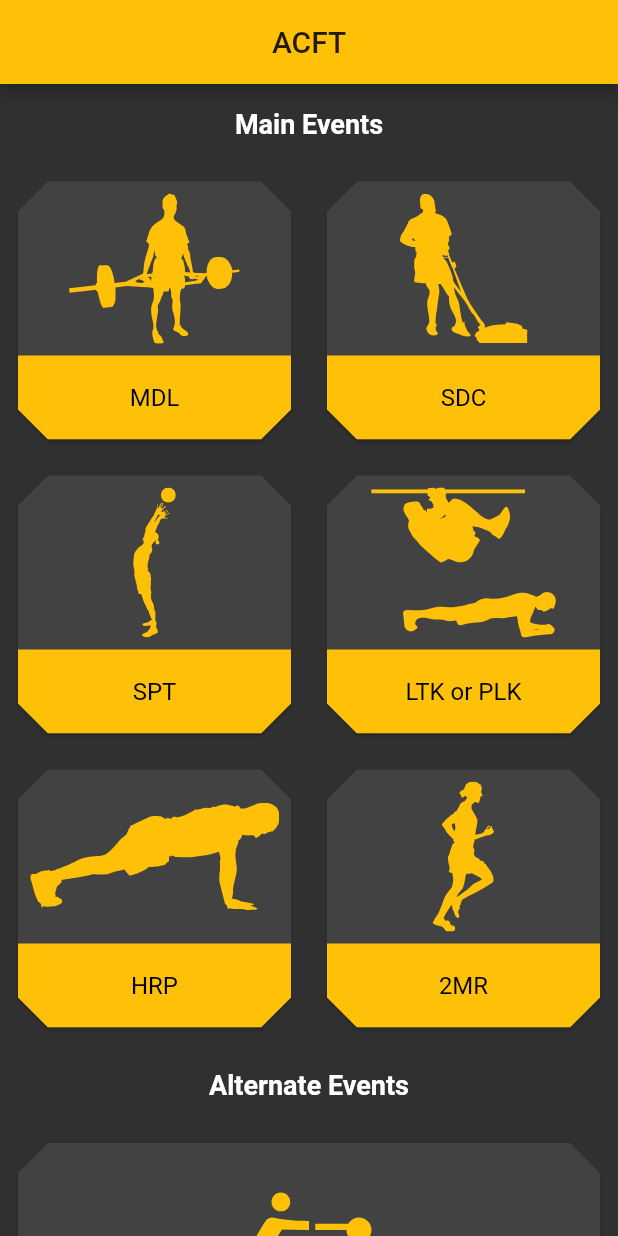
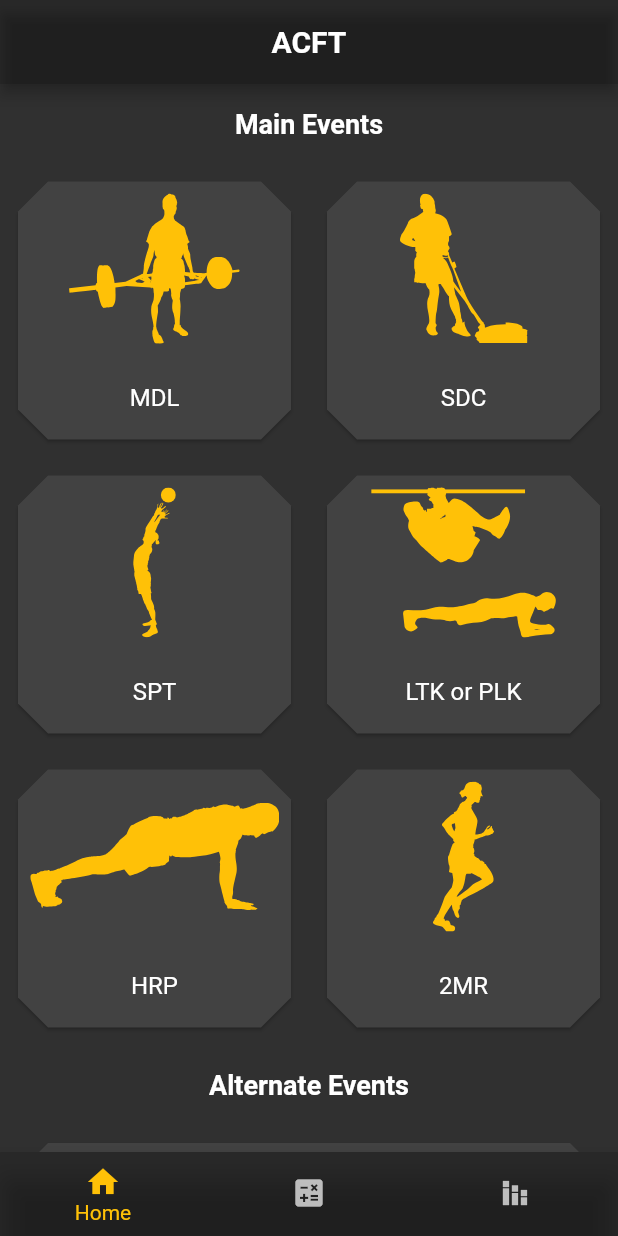
Before and after one commit to flores912/acft_flutter, a Flutter app: the screen it shows after launch, on a phone screen of 412 x 824 dp. Run offline on Flutter 3.47's test engine with Material 2 defaults, Android fonts, the phone set to English and light mode, and no system bars; our stand-ins replace flutter_svg, youtube_player_flutter.

Commit message:
-changed some colors -added bottomnavbar

```diff
--- a/lib/acft_events.dart
+++ b/lib/acft_events.dart
@@ -18,7 +18,8 @@ class _AcftEventsPageState extends State<AcftEventsPage> {
   Widget build(BuildContext context) {
     return Scaffold(
       appBar: AppBar(
-        title: Text('ACFT'),
+        backgroundColor: Colors.black12,
+        title: Text('ACFT',style: TextStyle(color: Colors.white,fontWeight: FontWeight.bold),),
         centerTitle: true,
       ),
       body: SingleChildScrollView(
--- /dev/null
+++ b/lib/home.dart
@@ -0,0 +1,48 @@
+import 'package:acft_flutter/CalculatorPage.dart';
+import 'package:acft_flutter/StatisticsPage.dart';
+import 'package:acft_flutter/acft_events.dart';
+import 'package:flutter/material.dart';
+
+class Home extends StatefulWidget {
+  const Home({Key? key}) : super(key: key);
+
+  @override
+  _HomeState createState() => _HomeState();
+}
+
+class _HomeState extends State<Home> {
+
+
+  static const List<Widget> _pages = <Widget>[AcftEventsPage(),CalculatorPage(),StatisticsPage()];
+
+  int _selectedIndex = 0; //New
+  void _onItemTapped(int index) {
+    setState(() {
+      _selectedIndex = index;
+    });
+  }
+  @override
+  Widget build(BuildContext context) {
+    return Scaffold(
+      bottomNavigationBar: BottomNavigationBar(
+        currentIndex: _selectedIndex, //New
+        onTap: _onItemTapped,
+        items:const [
+          BottomNavigationBarItem(
+            icon: Icon(Icons.home),
+            label: 'Home',
+          ),
+          BottomNavigationBarItem(
+            icon: Icon(Icons.calculate),
+            label: 'Calculator',
+          ),
+          BottomNavigationBarItem(
+            icon: Icon(Icons.stacked_bar_chart),
+            label: 'Statistics',
+          ),
+        ],
+      ),
+      body: _pages.elementAt(_selectedIndex),
+    );
+  }
+}
--- a/lib/main.dart
+++ b/lib/main.dart
@@ -1,4 +1,5 @@
 import 'package:acft_flutter/acft_events.dart';
+import 'package:acft_flutter/home.dart';
 import 'package:flutter/material.dart';
 
 void main() {
@@ -15,7 +16,11 @@ class MyApp extends StatelessWidget {
       darkTheme: ThemeData(
         primaryColor: Colors.amber,
         brightness: Brightness.dark,
-
+        splashColor: Colors.amber,
+        primaryColorDark: Colors.amber,
+        indicatorColor: Colors.amber,
+        highlightColor: Colors.amber,
+        accentColor: Colors.amberAccent,
         // This is the theme of your application.
         //
         // Try running your application with "flutter run". You'll see the
@@ -26,7 +31,12 @@ class MyApp extends StatelessWidget {
         // Notice that the counter didn't reset back to zero; the application
         // is not restarted.
         primarySwatch: Colors.amber,
-
+        bottomNavigationBarTheme: BottomNavigationBarThemeData(
+            selectedItemColor: Colors.amber,
+            backgroundColor: Colors.black12,
+            showUnselectedLabels: false,
+            selectedLabelStyle: TextStyle(
+            )),
         // This makes the visual density adapt to the platform that you run
         // the app on. For desktop platforms, the controls will be smaller and
         // closer together (more dense) than on mobile platforms.
@@ -39,9 +49,10 @@ class MyApp extends StatelessWidget {
             ),
           ),
         ),
+        textSelectionTheme:
+            TextSelectionThemeData(selectionColor: Colors.amber),
       ),
-        home: AcftEventsPage(),
+      home: Home(),
     );
-
   }
 }
--- a/lib/widgets/EventCard.dart
+++ b/lib/widgets/EventCard.dart
@@ -220,14 +220,13 @@ class _EventCardState extends State<EventCard> {
                     ),
                   ),
                   Container(
-                    color: Colors.amber,
                     child: ListTile(
                       title: Center(
                           child: Text(
                         event.title,
                         textAlign: TextAlign.center,
                         style: TextStyle(
-                            color: Colors.black, fontWeight: FontWeight.normal),
+                             fontWeight: FontWeight.normal),
                       )),
                     ),
                   )
```
Also changed, not shown: lib/CalculatorPage.dart (added, +15 -0 lines), lib/StatisticsPage.dart (added, +15 -0 lines). Lines whose indentation alone changed are shown as unchanged.
